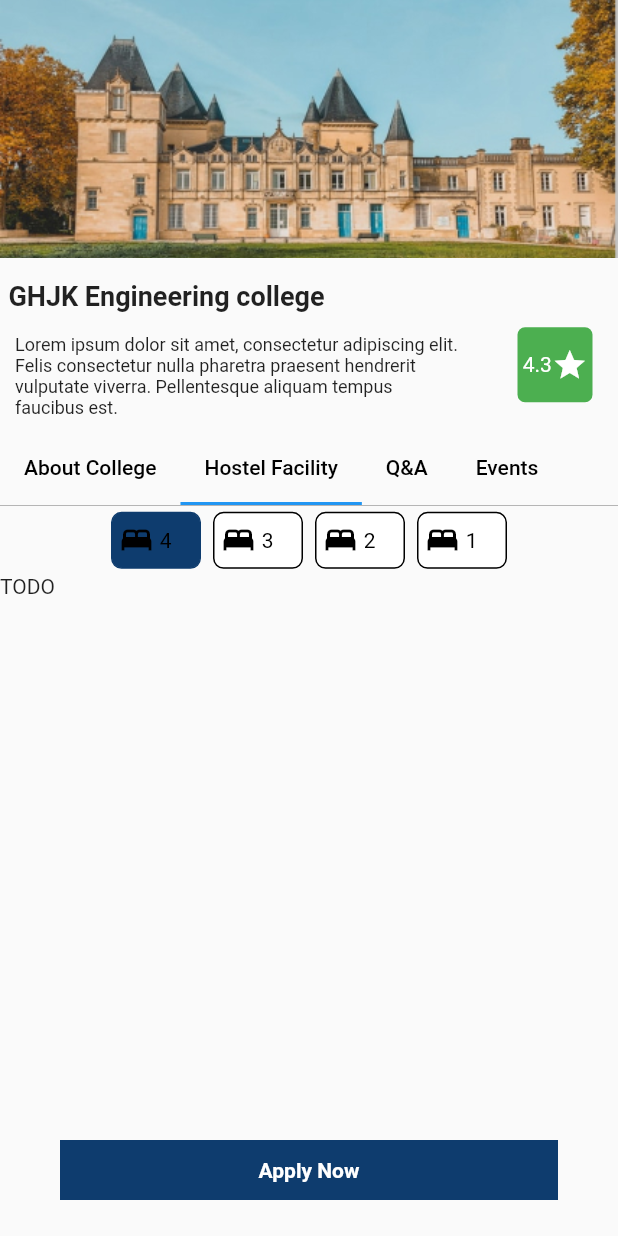
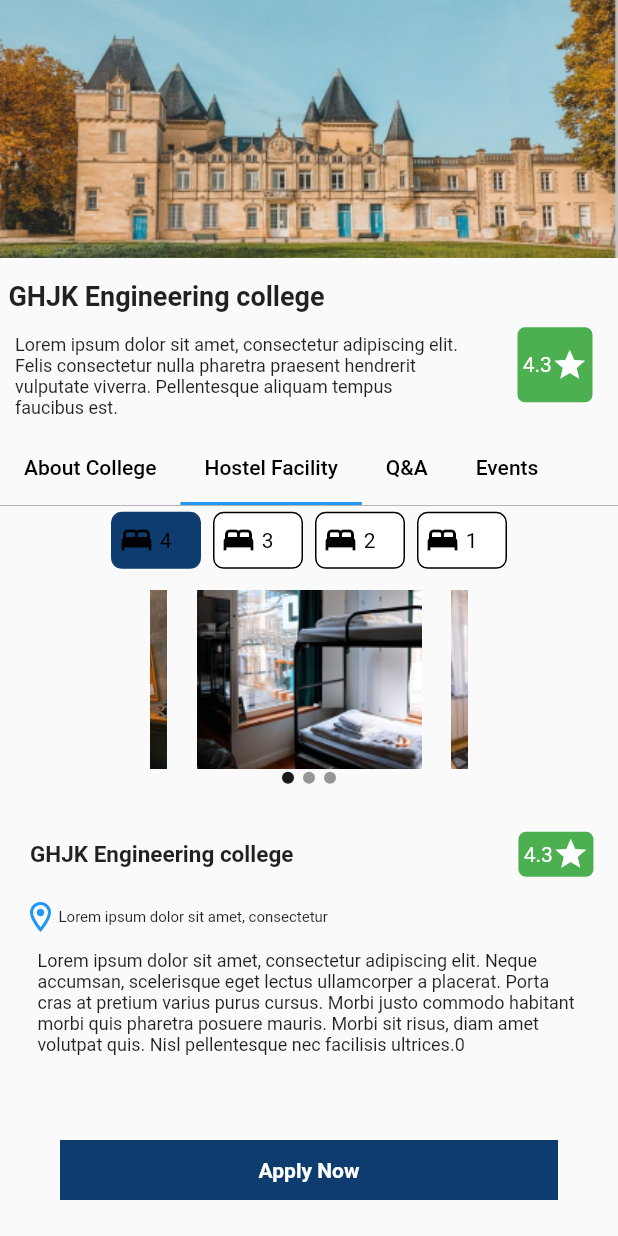
Before and after one commit to r6654kumar/institute_info, a Flutter app: the HomePage2 screen opened by its route, tab 2 chosen, scrolled down 196 dp, on a phone screen of 412 x 824 dp. Run offline on Flutter 3.47's test engine with Material 2 defaults, Android fonts, the phone set to English and light mode, and no system bars; drawn by our look-alikes of buttons_tabbar, carousel_slider; our stand-ins replace modal_bottom_sheet.

Commit message:
All Files Updated

```diff
--- a/lib/pages/HostelFacility.dart
+++ b/lib/pages/HostelFacility.dart
@@ -1,7 +1,9 @@
-// ignore_for_file: prefer_const_constructors
+// ignore_for_file: prefer_const_constructors, prefer_const_literals_to_create_immutables
 
 import 'package:buttons_tabbar/buttons_tabbar.dart';
 import 'package:flutter/material.dart';
+import 'package:institute_info/pages/HostelFacility2.dart';
+
 class HostelFacility extends StatelessWidget {
   const HostelFacility({super.key});
 
@@ -85,8 +87,107 @@ class HostelFacility extends StatelessWidget {
             child: TabBarView(
                 // ignore: prefer_const_literals_to_create_immutables
                 children: [
-                  Container(
-                    child: Text("TODO"),
+                  SingleChildScrollView(
+                    child: Container(
+                        child: Column(
+                      children: [
+                        SizedBox(
+                          height: 10,
+                        ),
+                        HostelFacility2(),
+                        Container(
+                            margin: EdgeInsets.fromLTRB(20, 0, 0, 0),
+                            child: Row(
+                              children: [
+                                Text("GHJK Engineering college",
+                                    style: TextStyle(
+                                        fontWeight: FontWeight.bold,
+                                        fontSize: 15)),
+                                Container(
+                                    margin: EdgeInsets.fromLTRB(150, 0, 10, 0),
+                                    height: 30,
+                                    width: 50,
+                                    decoration: BoxDecoration(
+                                      color: Colors.green,
+                                      borderRadius: BorderRadius.circular(5),
+                                    ),
+                                    child: Row(
+                                      children: [
+                                        Container(
+                                            child: Text(" 4.3",
+                                                style: TextStyle(
+                                                    color: Colors.white))),
+                                        Icon(
+                                          Icons.star,
+                                          color: Colors.white,
+                                        ),
+                                      ],
+                                    )),
+                              ],
+                            )),
+                        Container(
+                            margin: EdgeInsets.all(15),
+                            child: Column(
+                              children: [
+                                Row(
+                                  children: [
+                                    Icon(Icons.location_on_outlined,
+                                        color: Colors.blue),
+                                    Text(
+                                      "Lorem ipsum dolor sit amet, consectetur ",
+                                      style: TextStyle(fontSize: 10),
+                                    ),
+                                  ],
+                                ),
+                                Container(
+                                    margin: EdgeInsets.all(10),
+                                    child: Text(
+                                        "Lorem ipsum dolor sit amet, consectetur adipiscing elit. Neque accumsan, scelerisque eget lectus ullamcorper a placerat. Porta cras at pretium varius purus cursus. Morbi justo commodo habitant morbi quis pharetra posuere mauris. Morbi sit risus, diam amet volutpat quis. Nisl pellentesque nec facilisis ultrices.0",
+                                        style: TextStyle(fontSize: 12))),
+                                Container(
+                                  margin: EdgeInsets.fromLTRB(10, 20, 310, 0),
+                                  child: Text("Facilities",
+                                      style: TextStyle(
+                                          fontWeight: FontWeight.bold,
+                                          fontSize: 14)),
+                                ),
+                                Container(
+                                    child: Column(
+                                  children: [
+                                    Row(
+                                      children: [
+                                        Container(
+                                            margin: EdgeInsets.fromLTRB(
+                                                10, 20, 0, 0),
+                                            child: Image.asset(
+                                                "images/icon2.jpg")),
+                                        Container(
+                                            margin: EdgeInsets.fromLTRB(
+                                                0, 20, 0, 0),
+                                            child: Text(" College in 400mtrs",
+                                                style: TextStyle(fontSize: 12)))
+                                      ],
+                                    ),
+                                    Row(
+                                      children: [
+                                        Container(
+                                            margin: EdgeInsets.fromLTRB(
+                                                12, 35, 0, 0),
+                                            child: Image.asset(
+                                                "images/icon1.jpg")),
+                                        Container(
+                                            margin: EdgeInsets.fromLTRB(
+                                                0, 30, 0, 0),
+                                            child: Text(" Bathrooms:2",
+                                                style: TextStyle(fontSize: 12)))
+                                      ],
+                                    ),
+                                  ],
+                                ))
+                              ],
+                            )),
+                      ],
+                    )),
                   ),
                   Container(),
                   Container(),
--- /dev/null
+++ b/lib/pages/HostelFacility2.dart
@@ -0,0 +1,77 @@
+// ignore_for_file: prefer_const_constructors, must_be_immutable
+
+import 'package:carousel_slider/carousel_slider.dart';
+import 'package:flutter/material.dart';
+import 'package:flutter/src/widgets/container.dart';
+import 'package:flutter/src/widgets/framework.dart';
+
+class HostelFacility2 extends StatefulWidget {
+  const HostelFacility2({super.key});
+
+  @override
+  State<HostelFacility2> createState() => _HostelFacility2State();
+}
+
+class _HostelFacility2State extends State<HostelFacility2> {
+  int currentPos = 0;
+  List<String> listPaths = [
+    "images/image9 (1).png",
+    "images/image9 (2).png",
+    "images/image10.jpg",
+  ];
+  @override
+  Widget build(BuildContext context) {
+    return Container(
+      margin: EdgeInsets.fromLTRB(100, 0, 100, 30),
+      child: Center(
+          child: Column(mainAxisAlignment: MainAxisAlignment.center, children: [
+        CarouselSlider.builder(
+          itemCount: listPaths.length,
+          options: CarouselOptions(
+              autoPlay: true,
+              onPageChanged: (index, reason) {
+                setState(() {
+                  currentPos = index;
+                });
+              }),
+          itemBuilder: (context, index) {
+            return MyImageView(listPaths[index]);
+          },
+        ),
+        Row(
+          mainAxisAlignment: MainAxisAlignment.center,
+          children: listPaths.map((url) {
+            int index = listPaths.indexOf(url);
+            return Container(
+              width: 8.0,
+              height: 8.0,
+              margin: EdgeInsets.symmetric(vertical: 2.0, horizontal: 3.0),
+              decoration: BoxDecoration(
+                shape: BoxShape.circle,
+                color: currentPos == index
+                    ? Color.fromRGBO(0, 0, 0, 0.9)
+                    : Color.fromRGBO(0, 0, 0, 0.4),
+              ),
+            );
+          }).toList(),
+        ),
+      ])),
+    );
+  }
+}
+
+class MyImageView extends StatelessWidget {
+  String imgPath;
+
+  MyImageView(this.imgPath);
+
+  @override
+  Widget build(BuildContext context) {
+    return Container(
+        height: 100,
+        width: 150,
+        decoration: BoxDecoration(
+            image: DecorationImage(
+                image: AssetImage(imgPath), fit: BoxFit.cover)));
+  }
+}
--- a/pubspec.yaml
+++ b/pubspec.yaml
@@ -34,6 +34,8 @@ dependencies:
   modal_bottom_sheet: ^2.1.2
   flutter_rating_bar: ^4.0.1
   buttons_tabbar: ^1.3.6
+  carousel_slider: ^2.1.0
+
 
 
 
```
Also changed, not shown: images/icon1.jpg (added), images/icon2.jpg (added), images/image10.jpg (added), images/image9 (1).png (added), images/image9 (2).png (added), pubspec.lock.
